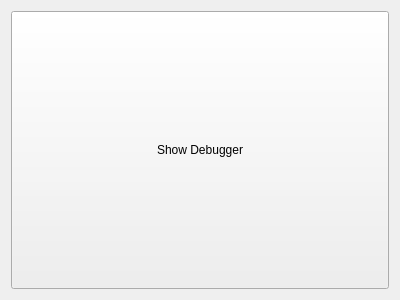
Before: the Qt Designer form integration/v2/src/libs/libuptime/widgets/uptime/DebuggerButton.ui in mrdeveloperdude/OctoMY, drawn with Qt 5.
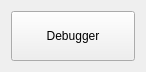
After: the same form once the commit is applied. Icons and pictures are not drawn.

Commit message: Optimized compacting of debugger, added icon to debugger window and debugger button, further separated pairing trust widget from pairing wizard

The edit to the form file:
```diff
--- a/integration/v2/src/libs/libuptime/widgets/uptime/DebuggerButton.ui
+++ b/integration/v2/src/libs/libuptime/widgets/uptime/DebuggerButton.ui
@@ -6,8 +6,8 @@
    <rect>
     <x>0</x>
     <y>0</y>
-    <width>400</width>
-    <height>300</height>
+    <width>146</width>
+    <height>72</height>
    </rect>
   </property>
   <property name="sizePolicy">
@@ -29,7 +29,17 @@
       </sizepolicy>
      </property>
      <property name="text">
-      <string>Show Debugger</string>
+      <string>Debugger</string>
+     </property>
+     <property name="icon">
+      <iconset resource="../../../libdebug/resources/debug_icons.qrc">
+       <normaloff>:/debug/icons/debug.svg</normaloff>:/debug/icons/debug.svg</iconset>
+     </property>
+     <property name="iconSize">
+      <size>
+       <width>48</width>
+       <height>48</height>
+      </size>
      </property>
      <property name="checkable">
       <bool>true</bool>
```
Left out of the diff: 4 changed lines with no effect on the pictures. The commit also changes 32 other files.
